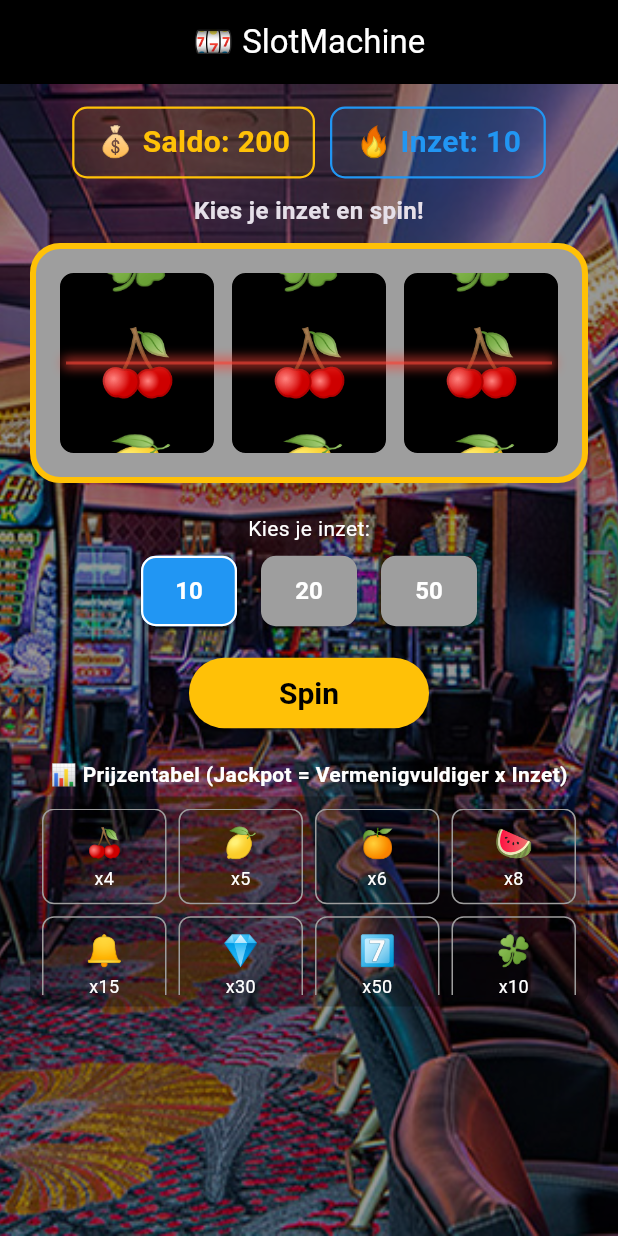
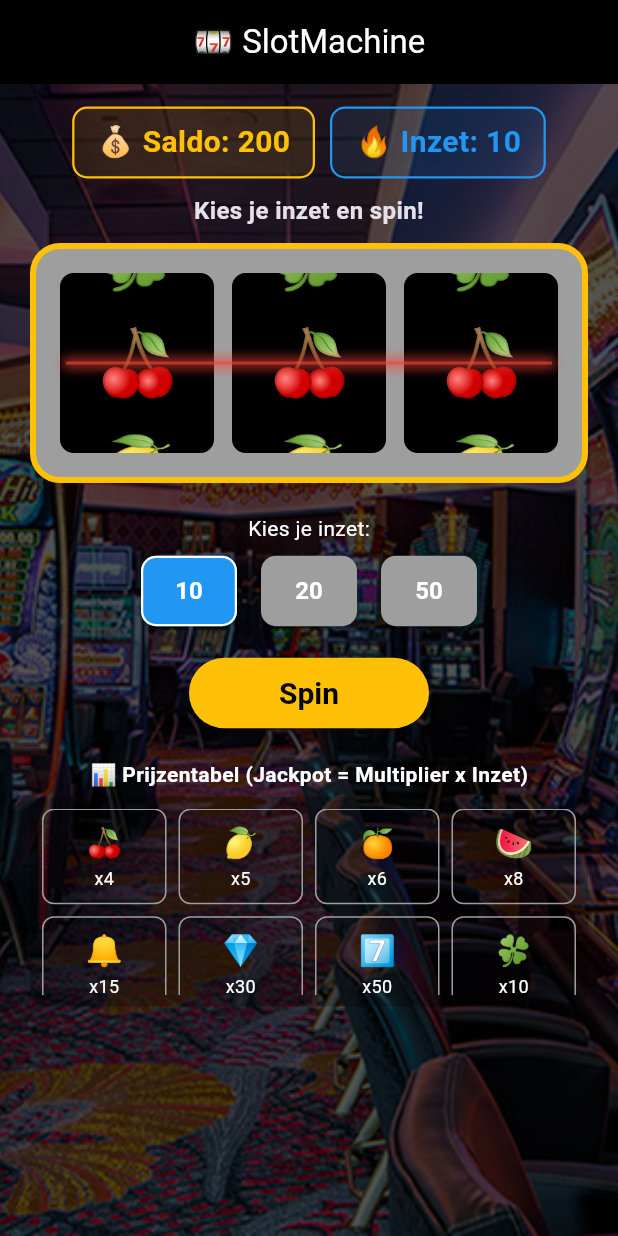
Before and after one commit to johandb/flutter_fruit_machine, a Flutter app: the screen it shows after launch, on a phone screen of 412 x 824 dp. Run offline on Flutter 3.47's test engine with Material 3 defaults, Android fonts, the phone set to English and light mode, and no system bars; our stand-ins replace audioplayers.

Commit message:
Tekst aangepast

```diff
--- a/lib/main.dart
+++ b/lib/main.dart
@@ -191,10 +191,10 @@ class _SlotMachineScreenState extends State<SlotMachineScreen> {
           image: DecorationImage(
             image: AssetImage('images/casino.png'), // Jouw casino plaatje
             fit: BoxFit.cover, // Zorgt dat de afbeelding het hele scherm vult
-            //colorFilter: ColorFilter.mode(
-            //Colors.black45, // 45% zwart filter over de foto
-            //BlendMode.darken,
-            //),
+            colorFilter: ColorFilter.mode(
+              Colors.black45, // 45% zwart filter over de foto
+              BlendMode.darken,
+            ),
           ),
         ),
         child: Container(
@@ -390,7 +390,7 @@ class _SlotMachineScreenState extends State<SlotMachineScreen> {
                   const SizedBox(height: 20),
                   // Prijzentabel titel
                   const Text(
-                    "📊 Prijzentabel (Jackpot = Vermenigvuldiger x Inzet)",
+                    "📊 Prijzentabel (Jackpot = Multiplier x Inzet)",
                     style: TextStyle(
                       fontSize: 14,
                       fontWeight: FontWeight.bold,
```
